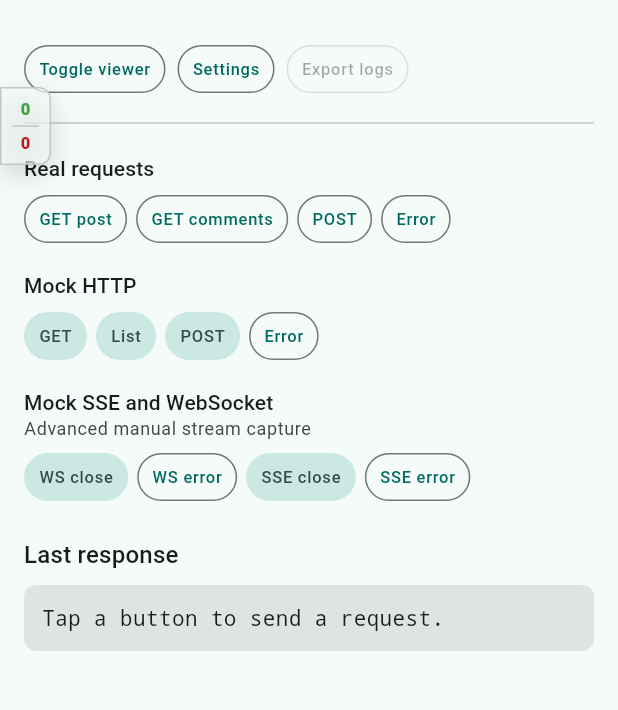
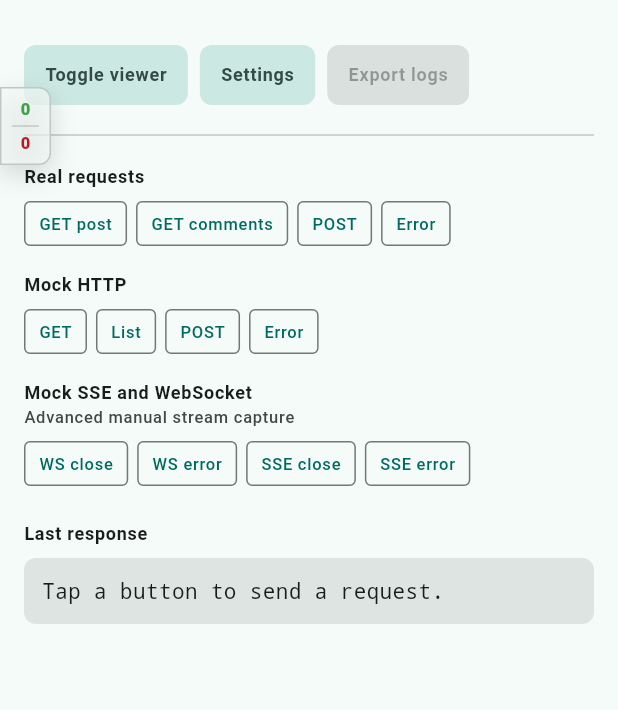
Before and after one commit to seapeak233/dio_capture_viewer, a Flutter app: the screen it shows after launch, on a phone screen of 412 x 824 dp, the part 63-773 px from its top. Run offline on Flutter 3.47's test engine with Material 3 defaults, Android fonts, the phone set to English and light mode, and no system bars; drawn by our look-alikes of toastification; our stand-ins replace dio; missing offline and left inert: file_saver, file_selector.

Commit message:
style: distinguish example action controls

```diff
--- a/example/lib/main.dart
+++ b/example/lib/main.dart
@@ -299,16 +299,16 @@ class _ExampleHomePageState extends State<ExampleHomePage> {
             runSpacing: 8,
             crossAxisAlignment: WrapCrossAlignment.center,
             children: [
-              _SmallButton(
+              _BusinessButton(
                 label: 'Toggle viewer',
                 onPressed: () => captureController.store.togglePanel(),
               ),
-              _SmallButton(label: 'Settings', onPressed: _openSettings),
+              _BusinessButton(label: 'Settings', onPressed: _openSettings),
               ListenableBuilder(
                 listenable: captureController.store,
                 builder: (context, _) {
                   final canExport = captureController.store.entries.isNotEmpty;
-                  return _SmallButton(
+                  return _BusinessButton(
                     label: 'Export logs',
                     onPressed: canExport
                         ? () => unawaited(_exportCapturedLogs(context))
@@ -324,12 +324,12 @@ class _ExampleHomePageState extends State<ExampleHomePage> {
           _ButtonGroup(
             title: 'Real requests',
             children: [
-              _SmallButton(
+              _RequestButton(
                 label: 'GET post',
                 onPressed: () =>
                     _runRequest(() => dio.get<dynamic>('/posts/1')),
               ),
-              _SmallButton(
+              _RequestButton(
                 label: 'GET comments',
                 onPressed: () => _runRequest(
                   () => dio.get<dynamic>(
@@ -338,7 +338,7 @@ class _ExampleHomePageState extends State<ExampleHomePage> {
                   ),
                 ),
               ),
-              _SmallButton(
+              _RequestButton(
                 label: 'POST',
                 onPressed: () => _runRequest(
                   () => dio.post<dynamic>(
@@ -347,7 +347,7 @@ class _ExampleHomePageState extends State<ExampleHomePage> {
                   ),
                 ),
               ),
-              _SmallButton(
+              _RequestButton(
                 label: 'Error',
                 onPressed: () =>
                     _runRequest(() => dio.get<dynamic>('/missing-endpoint')),
@@ -358,15 +358,13 @@ class _ExampleHomePageState extends State<ExampleHomePage> {
           _ButtonGroup(
             title: 'Mock HTTP',
             children: [
-              _SmallButton(
+              _RequestButton(
                 label: 'GET',
-                filled: true,
                 onPressed: () =>
                     _runRequest(() => mockDio.get<dynamic>('/posts/1')),
               ),
-              _SmallButton(
+              _RequestButton(
                 label: 'List',
-                filled: true,
                 onPressed: () => _runRequest(
                   () => mockDio.get<dynamic>(
                     '/comments',
@@ -374,9 +372,8 @@ class _ExampleHomePageState extends State<ExampleHomePage> {
                   ),
                 ),
               ),
-              _SmallButton(
+              _RequestButton(
                 label: 'POST',
-                filled: true,
                 onPressed: () => _runRequest(
                   () => mockDio.post<dynamic>(
                     '/posts',
@@ -384,7 +381,7 @@ class _ExampleHomePageState extends State<ExampleHomePage> {
                   ),
                 ),
               ),
-              _SmallButton(
+              _RequestButton(
                 label: 'Error',
                 onPressed: () => _runRequest(
                   () => mockDio.get<dynamic>('/missing-endpoint'),
@@ -397,28 +394,31 @@ class _ExampleHomePageState extends State<ExampleHomePage> {
             title: 'Mock SSE and WebSocket',
             subtitle: 'Advanced manual stream capture',
             children: [
-              _SmallButton(
+              _RequestButton(
                 label: 'WS close',
-                filled: true,
                 onPressed: () => _mockWebSocket(closeNormally: true),
               ),
-              _SmallButton(
+              _RequestButton(
                 label: 'WS error',
                 onPressed: () => _mockWebSocket(closeNormally: false),
               ),
-              _SmallButton(
+              _RequestButton(
                 label: 'SSE close',
-                filled: true,
                 onPressed: () => _mockSse(closeNormally: true),
               ),
-              _SmallButton(
+              _RequestButton(
                 label: 'SSE error',
                 onPressed: () => _mockSse(closeNormally: false),
               ),
             ],
           ),
           const SizedBox(height: 24),
-          Text('Last response', style: Theme.of(context).textTheme.titleMedium),
+          Text(
+            'Last response',
+            style: Theme.of(
+              context,
+            ).textTheme.labelMedium?.copyWith(fontWeight: FontWeight.w600),
+          ),
           const SizedBox(height: 8),
           DecoratedBox(
             decoration: BoxDecoration(
@@ -563,11 +563,16 @@ class _ButtonGroup extends StatelessWidget {
     return Column(
       crossAxisAlignment: CrossAxisAlignment.start,
       children: [
-        Text(title, style: theme.textTheme.titleSmall),
+        Text(
+          title,
+          style: theme.textTheme.labelMedium?.copyWith(
+            fontWeight: FontWeight.w600,
+          ),
+        ),
         if (subtitle != null)
           Text(
             subtitle!,
-            style: theme.textTheme.bodySmall?.copyWith(
+            style: theme.textTheme.labelSmall?.copyWith(
               color: theme.colorScheme.onSurfaceVariant,
             ),
           ),
@@ -578,41 +583,58 @@ class _ButtonGroup extends StatelessWidget {
   }
 }
 
-class _SmallButton extends StatelessWidget {
-  const _SmallButton({
-    required this.label,
-    required this.onPressed,
-    this.filled = false,
-  });
+class _BusinessButton extends StatelessWidget {
+  const _BusinessButton({required this.label, required this.onPressed});
 
   final String label;
   final VoidCallback? onPressed;
-  final bool filled;
 
   @override
   Widget build(BuildContext context) {
-    final style = ButtonStyle(
-      tapTargetSize: MaterialTapTargetSize.shrinkWrap,
-      minimumSize: WidgetStateProperty.all(const Size(0, 32)),
-      padding: WidgetStateProperty.all(
-        const EdgeInsets.symmetric(horizontal: 10, vertical: 6),
+    final theme = Theme.of(context);
+    return FilledButton.tonal(
+      onPressed: onPressed,
+      style: ButtonStyle(
+        tapTargetSize: MaterialTapTargetSize.shrinkWrap,
+        minimumSize: WidgetStateProperty.all(const Size(0, 40)),
+        padding: WidgetStateProperty.all(
+          const EdgeInsets.symmetric(horizontal: 14, vertical: 8),
+        ),
+        textStyle: WidgetStateProperty.all(
+          theme.textTheme.labelMedium?.copyWith(fontWeight: FontWeight.w600),
+        ),
+        shape: WidgetStateProperty.all(
+          RoundedRectangleBorder(borderRadius: BorderRadius.circular(8)),
+        ),
       ),
-      textStyle: WidgetStateProperty.all(
-        Theme.of(context).textTheme.labelSmall,
-      ),
+      child: Text(label),
     );
+  }
+}
 
-    if (filled) {
-      return FilledButton.tonal(
-        onPressed: onPressed,
-        style: style,
-        child: Text(label),
-      );
-    }
+class _RequestButton extends StatelessWidget {
+  const _RequestButton({required this.label, required this.onPressed});
 
+  final String label;
+  final VoidCallback? onPressed;
+
+  @override
+  Widget build(BuildContext context) {
     return OutlinedButton(
       onPressed: onPressed,
-      style: style,
+      style: ButtonStyle(
+        tapTargetSize: MaterialTapTargetSize.shrinkWrap,
+        minimumSize: WidgetStateProperty.all(const Size(0, 30)),
+        padding: WidgetStateProperty.all(
+          const EdgeInsets.symmetric(horizontal: 10, vertical: 5),
+        ),
+        textStyle: WidgetStateProperty.all(
+          Theme.of(context).textTheme.labelSmall,
+        ),
+        shape: WidgetStateProperty.all(
+          RoundedRectangleBorder(borderRadius: BorderRadius.circular(4)),
+        ),
+      ),
       child: Text(label),
     );
   }
```
Also changed, not shown: 1 other file.
